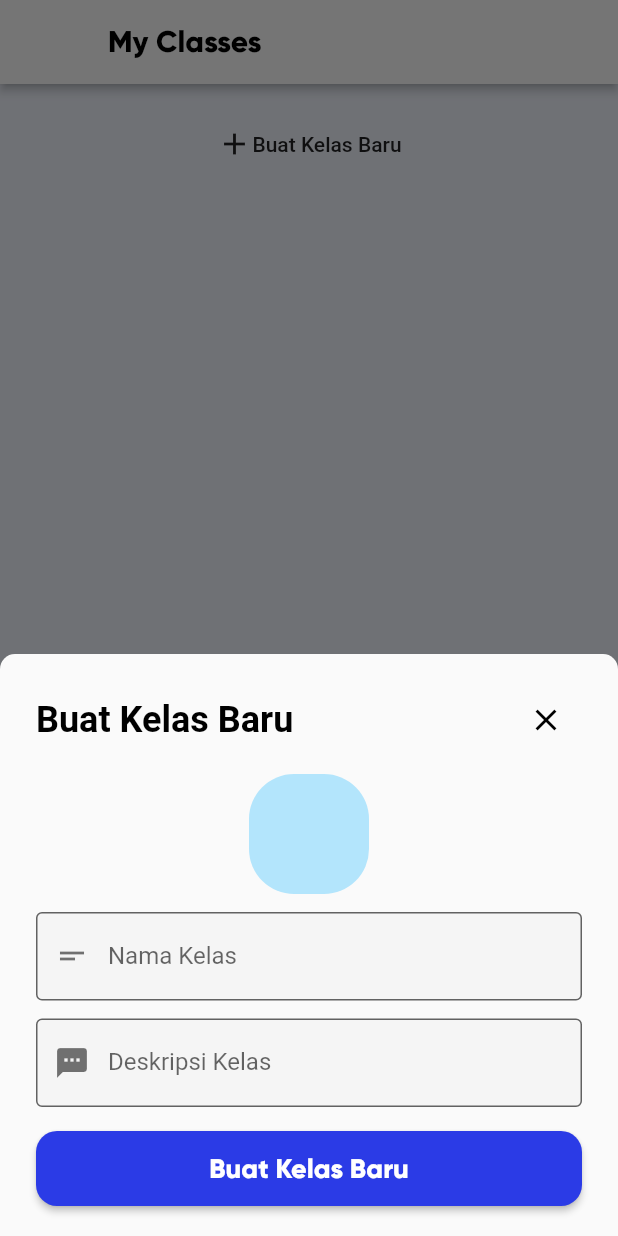
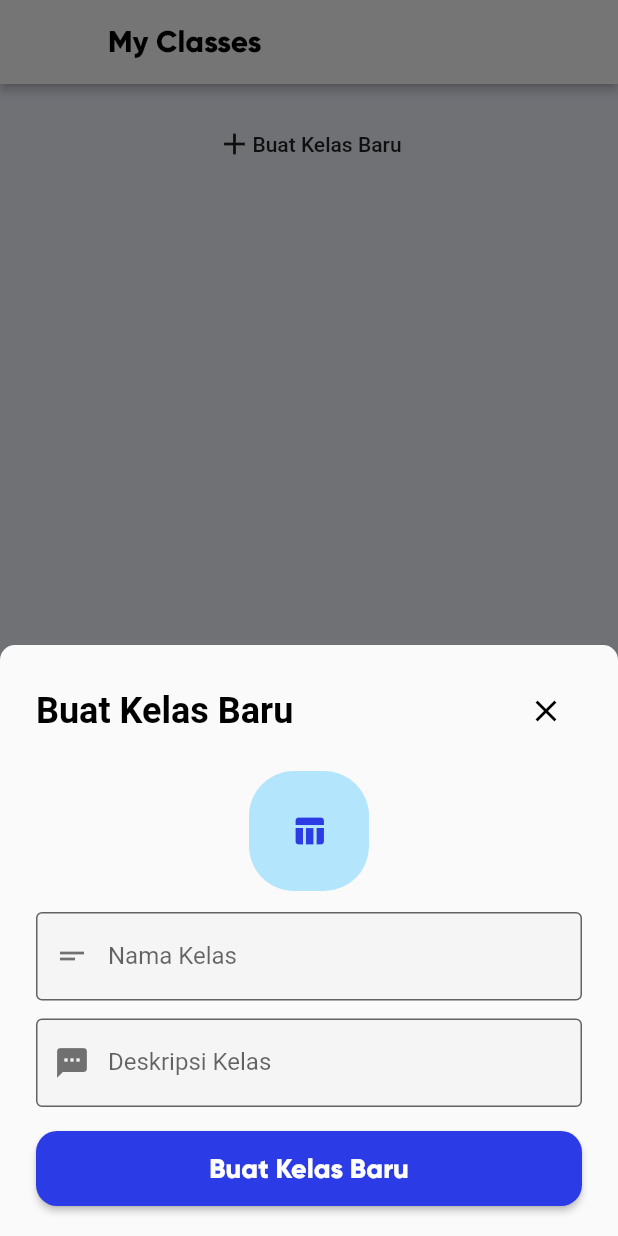
Before and after one commit to rehanarroihan/7Class, a Flutter app: the ClassListScreen screen opened directly, after a tap on "Buat Kelas Baru", on a phone screen of 412 x 824 dp. Run offline on Flutter 3.47's test engine with Material 2 defaults, Android fonts, the phone set to English and light mode, and no system bars; our stand-ins replace bloc, dio, equatable, firebase_crashlytics, flutter_bloc, flutter_svg and 4 more; missing offline and left inert: flutter_stetho, qr_code_scanner; accounts and stored records are empty.

Commit message:
separating new class form

```diff
--- a/lib/bloc/classes/classes_bloc.dart
+++ b/lib/bloc/classes/classes_bloc.dart
@@ -11,15 +11,17 @@ import './bloc.dart';
 class ClassesBloc extends Bloc<ClassesEvent, ClassesState> {
   ClassesServices _classesServices = ClassesServices();
 
+  bool isGetMyClassLoading = false;
+  List<Classes> classList = List<Classes>();
+
   PermissionHandlerService _permissionHandlerService = PermissionHandlerService();
   bool isCameraPermissionGranted = false;
+
   bool isClassCodeValid = false;
+  bool isEnrollLoading = false;
 
-  bool isGetMyClassLoading = false;
-  bool isEnrollLoading = false;
+  String writtenClassName = "";
   bool isCreateClassLoading = false;
-
-  List<Classes> classList = List<Classes>();
 
   @override
   ClassesState get initialState => InitialClassesState();
@@ -38,6 +40,9 @@ class ClassesBloc extends Bloc<ClassesEvent, ClassesState> {
       yield* _getMyClass();
     } else if (event is CreateNewClassEvent) {
       yield* _createNewClass(event);
+    } else if (event is TypeClassNameEvent) {
+      this.writtenClassName = event.className;
+      yield InitialClassesState();
     }
   }
 
--- a/lib/bloc/classes/classes_event.dart
+++ b/lib/bloc/classes/classes_event.dart
@@ -52,3 +52,12 @@ class CreateNewClassEvent extends ClassesEvent {
   @override
   String toString() => 'CreateNewClassEvent';
 }
+
+class TypeClassNameEvent extends ClassesEvent {
+  final String className;
+
+  TypeClassNameEvent({this.className});
+
+  @override
+  String toString() => 'TypeClassNameEvent';
+}
--- a/lib/screens/main_sections/class_list_screen.dart
+++ b/lib/screens/main_sections/class_list_screen.dart
@@ -2,29 +2,17 @@ import 'package:flutter/cupertino.dart';
 import 'package:flutter/material.dart';
 import 'package:flutter_bloc/flutter_bloc.dart';
 import 'package:sevenclass/bloc/classes/bloc.dart';
-import 'package:sevenclass/bloc/classes/classes_bloc.dart';
 import 'package:sevenclass/helpers/app_color.dart';
 import 'package:sevenclass/helpers/constant_helper.dart';
 import 'package:sevenclass/models/my_classes_model.dart';
 import 'package:sevenclass/screens/join_class_screen.dart';
 import 'package:sevenclass/widgets/base/app_alert_dialog.dart';
-import 'package:sevenclass/widgets/base/button.dart';
 import 'package:sevenclass/widgets/base/toast.dart';
+import 'package:sevenclass/widgets/modules/classes/new_class_form.dart';
 
 class ClassListScreen extends StatelessWidget {
   ClassesBloc _classesBloc;
   BuildContext context;
-
-  GlobalKey<FormState> _newClassForm = GlobalKey();
-  TextEditingController _classNameTEC = TextEditingController();
-  TextEditingController _classDescTEC = TextEditingController();
-
-  _createNewClass() {
-    _classesBloc.add(CreateNewClassEvent(
-      className: _classNameTEC.text,
-      classDescription: _classDescTEC.text
-    ));
-  }
 
   _showDeleteAlert() {
     AppAlertDialog(
@@ -121,6 +109,7 @@ class ClassListScreen extends StatelessWidget {
   }
 
   _showCreateNewClassDialog() {
+    _classesBloc.add(TypeClassNameEvent(className: ''));
     showModalBottomSheet(
       context: this.context,
       isScrollControlled: true,
@@ -175,85 +164,12 @@ class ClassListScreen extends StatelessWidget {
                   ],
                 ),
                 SizedBox(height: 12),
-                _createClassForm()
+                NewClassForm()
               ],
             ),
           ),
         );
       }
-    );
-  }
-
-  Widget _createClassForm() {
-    return Column(
-      children: <Widget>[
-        Form(
-          key: _newClassForm,
-          child: Column(
-            children: <Widget>[
-              Container(
-                decoration: BoxDecoration(
-                  color: Colors.lightBlue[100],
-                  borderRadius: BorderRadius.all(Radius.circular(30)),
-                ),
-                height: 80,
-                width: 80,
-                child: Text(
-                  _classNameTEC.text,
-                  style: TextStyle(
-                    fontFamily: ConstantHelper.PRIMARY_FONT,
-                    fontWeight: FontWeight.w600,
-                    fontSize: 16,
-                  ),
-                ),
-              ),
-              SizedBox(height: 12),
-              TextFormField(
-                controller: _classNameTEC,
-                decoration: InputDecoration(
-                  labelText: "Nama Kelas",
-                  fillColor: Colors.grey[100],
-                  filled: true,
-                  prefixIcon: Icon(Icons.short_text, color: Colors.black54),
-                  border: OutlineInputBorder(
-                    borderRadius: BorderRadius.circular(4.0),
-                    borderSide: BorderSide(width: 0.8),
-                  ),
-                ),
-                onChanged: (value) {
-
-                }
-              ),
-              SizedBox(height: 12),
-              TextFormField(
-                controller: _classDescTEC,
-                decoration: InputDecoration(
-                  labelText: "Deskripsi Kelas",
-                  fillColor: Colors.grey[100],
-                  filled: true,
-                  prefixIcon: Icon(Icons.textsms, color: Colors.black54),
-                  border: OutlineInputBorder(
-                    borderRadius: BorderRadius.circular(4.0),
-                    borderSide: BorderSide(width: 0.8),
-                  ),
-                ),
-                onChanged: (value) {
-
-                }
-              ),
-            ],
-          ),
-        ),
-        SizedBox(height: 16),
-        Container(
-          width: double.infinity,
-          child: Button(
-            style: ButtonStyle.PRIMARY,
-            text: _classesBloc.isCreateClassLoading ? 'Please wait...' : 'Buat Kelas Baru',
-            onTap: !_classesBloc.isCreateClassLoading ? () => _createNewClass() : null,
-          ),
-        )
-      ],
     );
   }
 
@@ -340,7 +256,18 @@ class ClassListScreen extends StatelessWidget {
                 ),
                 Expanded(
                   flex: 1,
-                  child: Column(
+                  child: _popUpMenu(),
+                )
+              ],
+            ),
+          ),
+        ),
+      ),
+    );
+  }
+
+  Widget _popUpMenu() {
+    return Column(
       children: <Widget>[
         PopupMenuButton<Choice>(
           onSelected: (item) {
@@ -379,13 +306,6 @@ class ClassListScreen extends StatelessWidget {
           },
         ),
       ],
-                  ),
-                )
-              ],
-            ),
-          ),
-        ),
-      ),
     );
   }
 
--- /dev/null
+++ b/lib/widgets/modules/classes/new_class_form.dart
@@ -0,0 +1,108 @@
+import 'package:flutter/material.dart';
+import 'package:flutter_bloc/flutter_bloc.dart';
+import 'package:sevenclass/bloc/classes/bloc.dart';
+import 'package:sevenclass/helpers/app_color.dart';
+import 'package:sevenclass/helpers/constant_helper.dart';
+import 'package:sevenclass/widgets/base/button.dart';
+
+class NewClassForm extends StatelessWidget {
+  ClassesBloc _classesBloc;
+  BuildContext context;
+
+  GlobalKey<FormState> _newClassForm = GlobalKey();
+  TextEditingController _classNameTEC = TextEditingController();
+  TextEditingController _classDescTEC = TextEditingController();
+
+  _createNewClass() {
+    _classesBloc.add(CreateNewClassEvent(
+        className: _classNameTEC.text,
+        classDescription: _classDescTEC.text
+    ));
+  }
+
+  @override
+  Widget build(BuildContext context) {
+    _classesBloc = BlocProvider.of<ClassesBloc>(context);
+    this.context = context;
+
+    return Column(
+      children: <Widget>[
+        Form(
+          key: _newClassForm,
+          child: Column(
+            children: <Widget>[
+              SizedBox(height: 4),
+              Container(
+                decoration: BoxDecoration(
+                  color: Colors.lightBlue[100],
+                  borderRadius: BorderRadius.all(Radius.circular(30)),
+                ),
+                height: 80,
+                width: 80,
+                child: _classesBloc.writtenClassName == ''
+                    ? Icon(Icons.table_chart, color: AppColors.primaryColor)
+                    : Center(
+                  child: Text(
+                    _classNameTEC.text.toUpperCase(),
+                    style: TextStyle(
+                      fontFamily: ConstantHelper.PRIMARY_FONT,
+                      fontWeight: FontWeight.w600,
+                      fontSize: _classesBloc.writtenClassName.length == 1
+                          ? 40
+                          : _classesBloc.writtenClassName.length == 2
+                          ? 28
+                          : _classesBloc.writtenClassName.length == 3
+                          ? 24 : 2,
+                    ),
+                  ),
+                ),
+              ),
+              SizedBox(height: 14),
+              TextFormField(
+                  controller: _classNameTEC,
+                  decoration: InputDecoration(
+                    labelText: "Nama Kelas",
+                    fillColor: Colors.grey[100],
+                    filled: true,
+                    prefixIcon: Icon(Icons.short_text, color: Colors.black54),
+                    border: OutlineInputBorder(
+                      borderRadius: BorderRadius.circular(4.0),
+                      borderSide: BorderSide(width: 0.8),
+                    ),
+                  ),
+                  onChanged: (value) {
+                    _classesBloc.add(TypeClassNameEvent(
+                        className: value
+                    ));
+                  }
+              ),
+              SizedBox(height: 12),
+              TextFormField(
+                controller: _classDescTEC,
+                decoration: InputDecoration(
+                  labelText: "Deskripsi Kelas",
+                  fillColor: Colors.grey[100],
+                  filled: true,
+                  prefixIcon: Icon(Icons.textsms, color: Colors.black54),
+                  border: OutlineInputBorder(
+                    borderRadius: BorderRadius.circular(4.0),
+                    borderSide: BorderSide(width: 0.8),
+                  ),
+                ),
+              ),
+            ],
+          ),
+        ),
+        SizedBox(height: 16),
+        Container(
+          width: double.infinity,
+          child: Button(
+            style: ButtonStyle.PRIMARY,
+            text: _classesBloc.isCreateClassLoading ? 'Please wait...' : 'Buat Kelas Baru',
+            onTap: !_classesBloc.isCreateClassLoading ? () => _createNewClass() : null,
+          ),
+        )
+      ],
+    );
+  }
+}
```
Lines whose indentation alone changed are shown as unchanged.
